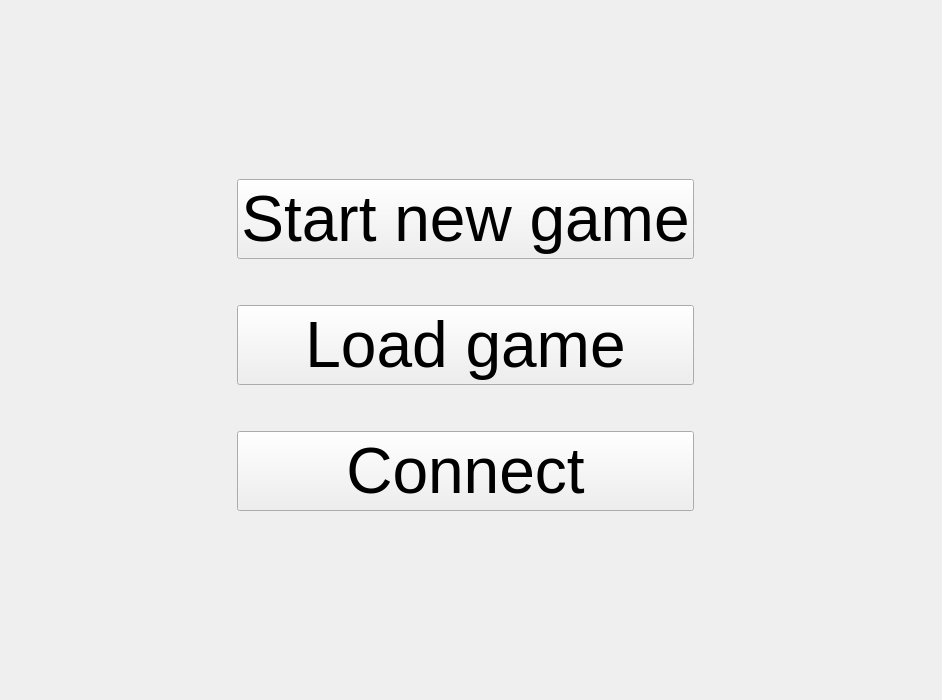
Qt form gui/mainwindow.ui (metthal/ICP-Projekt) before a commit.
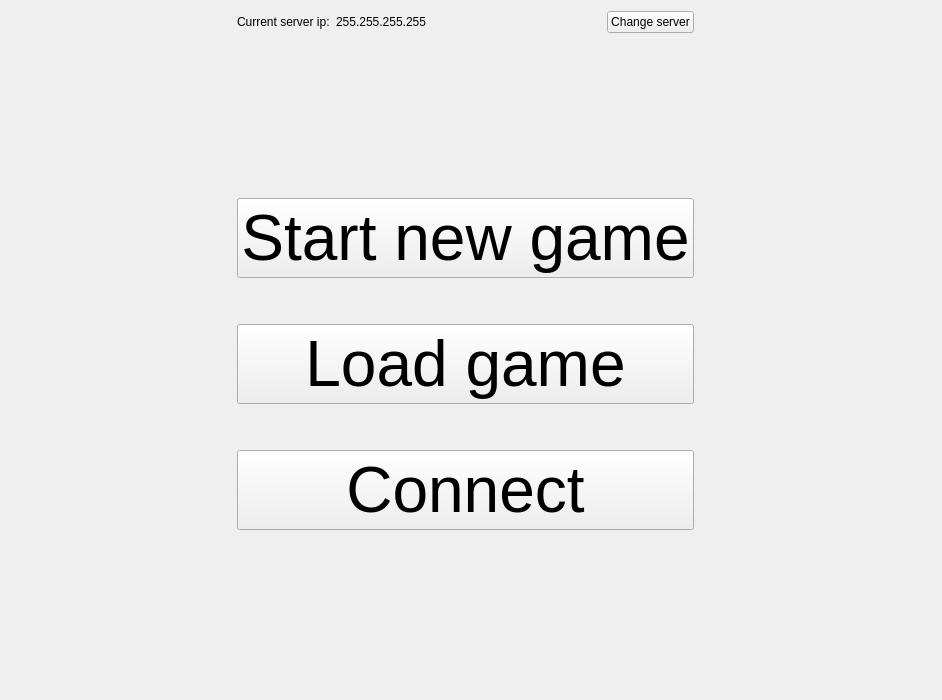
The same form after that commit. The open tabs and pages were chosen to show the change. Custom widgets are drawn as their Qt base class.

Commit message: Additional GUI controls for server selection. Support for QT debugging in makefile.

Patch:
```diff
--- a/gui/mainwindow.ui
+++ b/gui/mainwindow.ui
@@ -37,7 +37,7 @@
         </sizepolicy>
        </property>
        <layout class="QGridLayout" name="gridLayout_2">
-        <item row="1" column="2">
+        <item row="2" column="2">
          <spacer name="horizontalSpacer">
           <property name="orientation">
            <enum>Qt::Horizontal</enum>
@@ -53,7 +53,7 @@
           </property>
          </spacer>
         </item>
-        <item row="2" column="1">
+        <item row="3" column="1">
          <spacer name="verticalSpacer_3">
           <property name="orientation">
            <enum>Qt::Vertical</enum>
@@ -69,7 +69,7 @@
           </property>
          </spacer>
         </item>
-        <item row="1" column="0">
+        <item row="2" column="0">
          <spacer name="horizontalSpacer_2">
           <property name="orientation">
            <enum>Qt::Horizontal</enum>
@@ -85,7 +85,7 @@
           </property>
          </spacer>
         </item>
-        <item row="1" column="1">
+        <item row="2" column="1">
          <widget class="QPushButton" name="ButtonNewGame">
           <property name="enabled">
            <bool>true</bool>
@@ -109,7 +109,7 @@
           </property>
          </widget>
         </item>
-        <item row="3" column="1">
+        <item row="4" column="1">
          <widget class="QPushButton" name="ButtonLoadGame">
           <property name="sizePolicy">
            <sizepolicy hsizetype="Expanding" vsizetype="Minimum">
@@ -130,7 +130,7 @@
           </property>
          </widget>
         </item>
-        <item row="5" column="1">
+        <item row="6" column="1">
          <widget class="QPushButton" name="ButtonConnect">
           <property name="sizePolicy">
            <sizepolicy hsizetype="Expanding" vsizetype="Minimum">
@@ -154,7 +154,7 @@
           </property>
          </widget>
         </item>
-        <item row="6" column="1">
+        <item row="7" column="1">
          <spacer name="verticalSpacer_5">
           <property name="orientation">
            <enum>Qt::Vertical</enum>
@@ -167,7 +167,7 @@
           </property>
          </spacer>
         </item>
-        <item row="0" column="1">
+        <item row="1" column="1">
          <spacer name="verticalSpacer_2">
           <property name="orientation">
            <enum>Qt::Vertical</enum>
@@ -180,7 +180,7 @@
           </property>
          </spacer>
         </item>
-        <item row="4" column="1">
+        <item row="5" column="1">
          <spacer name="verticalSpacer_4">
           <property name="orientation">
            <enum>Qt::Vertical</enum>
@@ -196,6 +196,47 @@
           </property>
          </spacer>
         </item>
+        <item row="0" column="1">
+         <layout class="QHBoxLayout" name="horizontalLayout_11">
+          <property name="bottomMargin">
+           <number>10</number>
+          </property>
+          <item>
+           <widget class="QLabel" name="LabelServerIPDesc">
+            <property name="text">
+             <string>Current server ip:</string>
+            </property>
+           </widget>
+          </item>
+          <item>
+           <widget class="QLabel" name="LabelServerIP">
+            <property name="text">
+             <string>255.255.255.255</string>
+            </property>
+           </widget>
+          </item>
+          <item>
+           <spacer name="horizontalSpacer_14">
+            <property name="orientation">
+             <enum>Qt::Horizontal</enum>
+            </property>
+            <property name="sizeHint" stdset="0">
+             <size>
+              <width>40</width>
+              <height>20</height>
+             </size>
+            </property>
+           </spacer>
+          </item>
+          <item>
+           <widget class="QPushButton" name="ButtonChangeServer">
+            <property name="text">
+             <string>Change server</string>
+            </property>
+           </widget>
+          </item>
+         </layout>
+        </item>
        </layout>
       </widget>
       <widget class="QWidget" name="PageServerSelect">
```
Left out of the diff: 72 changed lines with no effect on the pictures. The commit also changes 5 other files.
